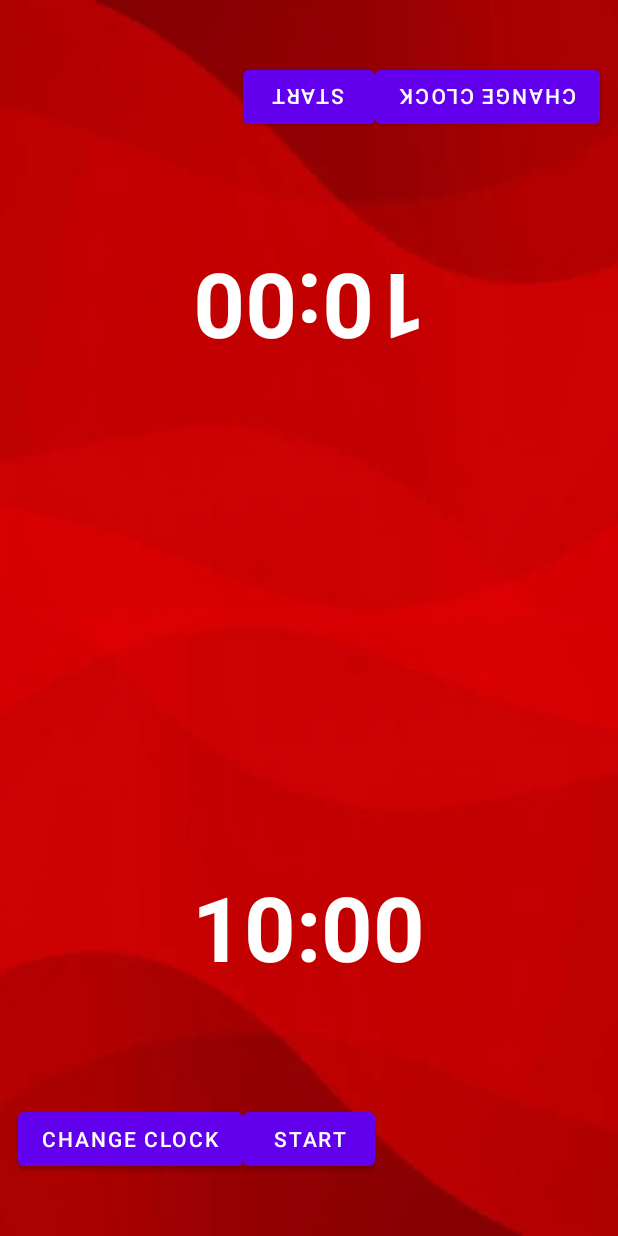
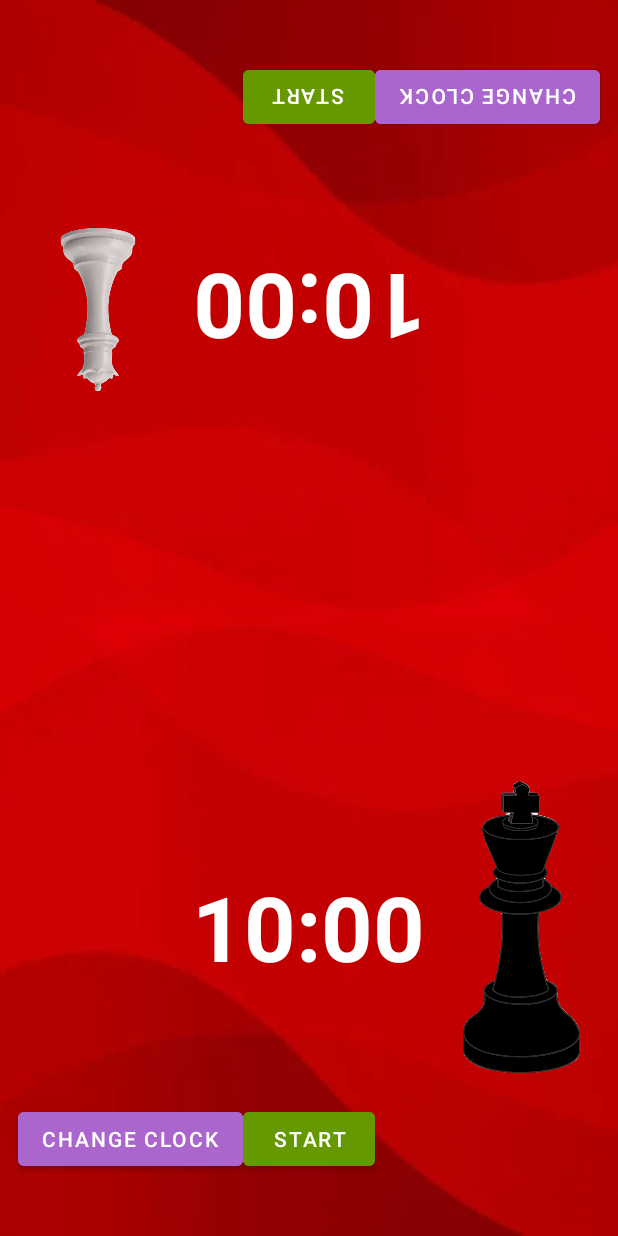
Before and after one commit to SeendeoL/Assignment02-201711062, an Android app: the screen it shows after launch (MainActivity), on a phone screen of 412 x 824 dp. Run offline under Robolectric (Android 15) with nearby library versions, the phone set to English and light mode, and no system bars.

Commit message:
SENG-405_CHESS_CLOCK

```diff
--- a/app/src/main/res/layout/activity_main.xml
+++ b/app/src/main/res/layout/activity_main.xml
@@ -39,6 +39,7 @@
 
         <Button
             android:id="@+id/button_start_pause"
+            android:backgroundTint="@android:color/holo_green_dark"
             android:layout_width="wrap_content"
             android:layout_height="wrap_content"
             android:layout_below="@+id/text_view_countdown"
@@ -49,6 +50,7 @@
         <Button
             android:id="@+id/button_reset"
             android:layout_width="wrap_content"
+            android:backgroundTint="@android:color/holo_red_light"
             android:layout_height="wrap_content"
             android:layout_below="@+id/text_view_countdown"
             android:layout_marginStart="11dp"
@@ -60,6 +62,7 @@
 
         <Button
             android:id="@+id/button_change_clock"
+            android:backgroundTint="@android:color/holo_purple"
             android:layout_width="wrap_content"
             android:layout_height="wrap_content"
             android:layout_below="@+id/text_view_countdown"
@@ -67,6 +70,13 @@
             android:layout_marginTop="77dp"
             android:layout_toStartOf="@+id/button_start_pause"
             android:text="Change Clock" />
+
+        <ImageView
+            android:layout_width="match_parent"
+            android:layout_height="match_parent"
+            android:src="@drawable/beyaz_sah"
+            android:layout_toRightOf="@id/text_view_countdown"
+            />
 
     </RelativeLayout>
 
@@ -97,6 +107,7 @@
 
         <Button
             android:id="@+id/button_start_pause2"
+            android:backgroundTint="@android:color/holo_green_dark"
             android:layout_width="wrap_content"
             android:layout_height="wrap_content"
             android:layout_below="@+id/text_view_countdown2"
@@ -106,6 +117,7 @@
 
         <Button
             android:id="@+id/button_reset2"
+            android:backgroundTint="@android:color/holo_red_light"
             android:layout_width="wrap_content"
             android:layout_height="wrap_content"
             android:layout_below="@+id/text_view_countdown2"
@@ -119,6 +131,7 @@
             />
         <Button
             android:id="@+id/button_change_clock2"
+            android:backgroundTint="@android:color/holo_purple"
             android:layout_width="wrap_content"
             android:layout_height="wrap_content"
             android:layout_below="@+id/text_view_countdown2"
@@ -126,6 +139,12 @@
             android:layout_marginTop="77dp"
             android:layout_toStartOf="@+id/button_start_pause2"
             android:text="Change Clock" />
+        <ImageView
+            android:layout_width="match_parent"
+            android:layout_height="match_parent"
+            android:src="@drawable/siyah_sah"
+            android:layout_toRightOf="@id/text_view_countdown2"
+            />
 
     </RelativeLayout>
 
```
Also changed, not shown: app/src/main/res/drawable/beyaz_sah.png.
